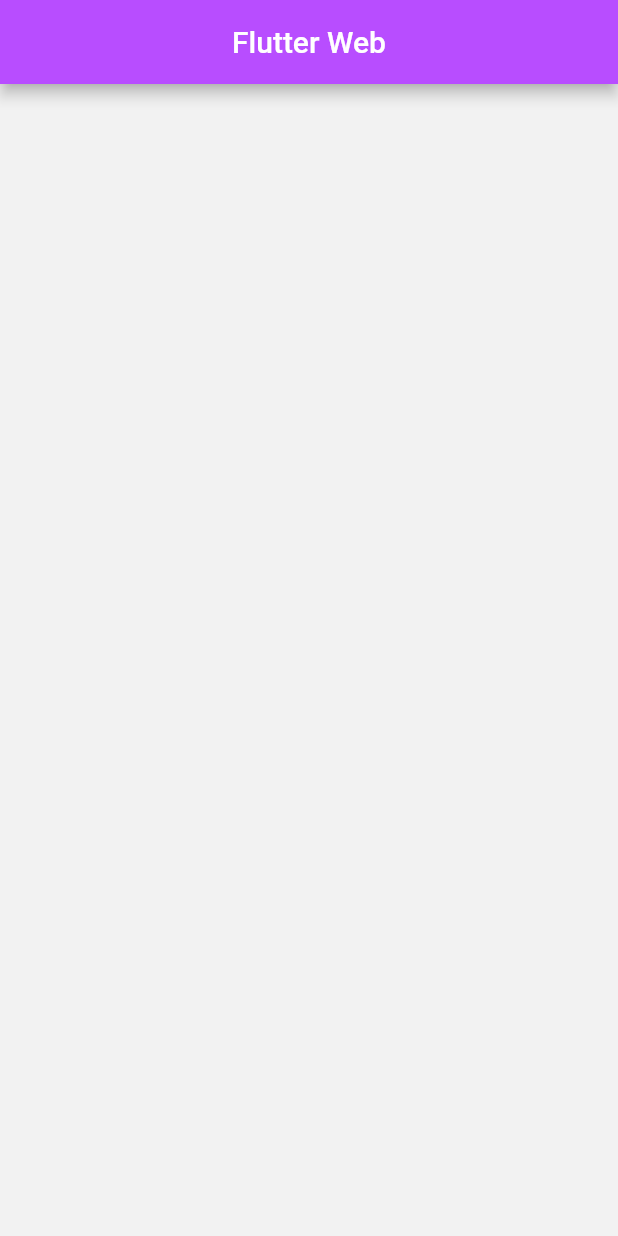
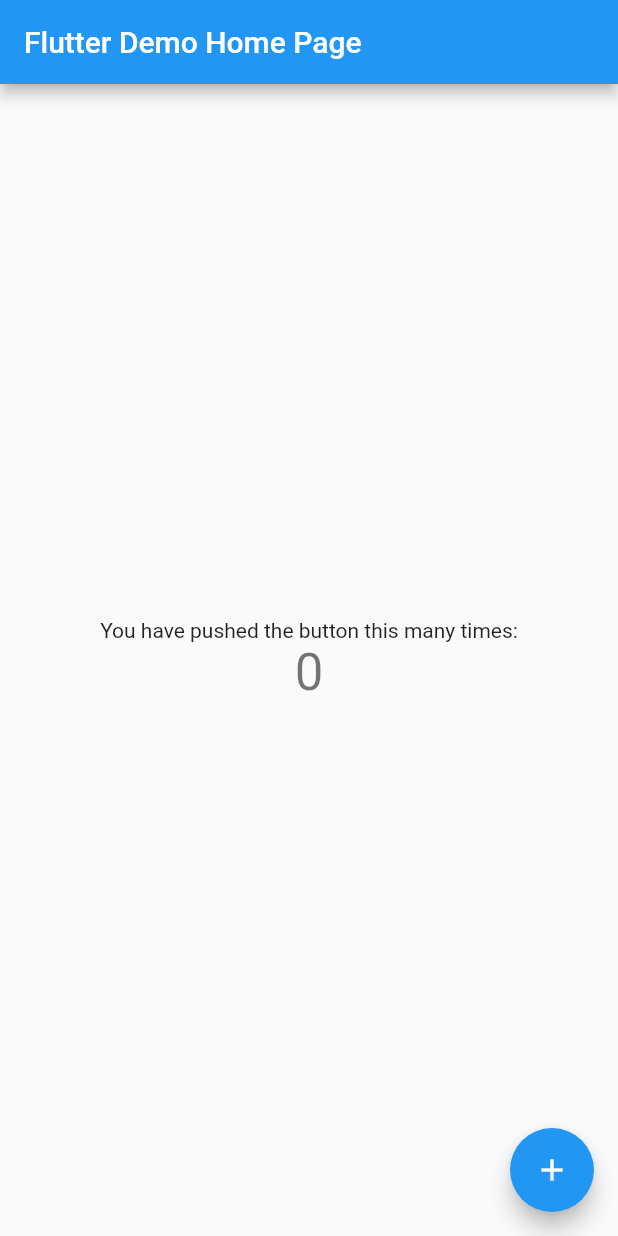
Before and after one commit to yengcomet/flutter_web, a Flutter app: the screen it shows after launch, on a phone screen of 412 x 824 dp. Run offline on Flutter 3.47's test engine with Material 2 defaults, Android fonts, the phone set to English and light mode, and no system bars.

Commit message:
Chanage new future

```diff
--- a/lib/main.dart
+++ b/lib/main.dart
@@ -1,7 +1,111 @@
 import 'package:flutter/material.dart';
-import 'package:flutter_web/ui/home/home_page.dart';
 
-void main() => runApp(MaterialApp(
-      home: HomePage(),
-      debugShowCheckedModeBanner: false,
-    ));
+void main() => runApp(MyApp());
+
+class MyApp extends StatelessWidget {
+  // This widget is the root of your application.
+  @override
+  Widget build(BuildContext context) {
+    return MaterialApp(
+      title: 'Flutter Demo',
+      theme: ThemeData(
+        // This is the theme of your application.
+        //
+        // Try running your application with "flutter run". You'll see the
+        // application has a blue toolbar. Then, without quitting the app, try
+        // changing the primarySwatch below to Colors.green and then invoke
+        // "hot reload" (press "r" in the console where you ran "flutter run",
+        // or simply save your changes to "hot reload" in a Flutter IDE).
+        // Notice that the counter didn't reset back to zero; the application
+        // is not restarted.
+        primarySwatch: Colors.blue,
+      ),
+      home: MyHomePage(title: 'Flutter Demo Home Page'),
+    );
+  }
+}
+
+class MyHomePage extends StatefulWidget {
+  MyHomePage({Key key, this.title}) : super(key: key);
+
+  // This widget is the home page of your application. It is stateful, meaning
+  // that it has a State object (defined below) that contains fields that affect
+  // how it looks.
+
+  // This class is the configuration for the state. It holds the values (in this
+  // case the title) provided by the parent (in this case the App widget) and
+  // used by the build method of the State. Fields in a Widget subclass are
+  // always marked "final".
+
+  final String title;
+
+  @override
+  _MyHomePageState createState() => _MyHomePageState();
+}
+
+class _MyHomePageState extends State<MyHomePage> {
+  int _counter = 0;
+
+  void _incrementCounter() {
+    setState(() {
+      // This call to setState tells the Flutter framework that something has
+      // changed in this State, which causes it to rerun the build method below
+      // so that the display can reflect the updated values. If we changed
+      // _counter without calling setState(), then the build method would not be
+      // called again, and so nothing would appear to happen.
+      _counter++;
+    });
+  }
+
+  @override
+  Widget build(BuildContext context) {
+    // This method is rerun every time setState is called, for instance as done
+    // by the _incrementCounter method above.
+    //
+    // The Flutter framework has been optimized to make rerunning build methods
+    // fast, so that you can just rebuild anything that needs updating rather
+    // than having to individually change instances of widgets.
+    return Scaffold(
+      appBar: AppBar(
+        // Here we take the value from the MyHomePage object that was created by
+        // the App.build method, and use it to set our appbar title.
+        title: Text(widget.title),
+      ),
+      body: Center(
+        // Center is a layout widget. It takes a single child and positions it
+        // in the middle of the parent.
+        child: Column(
+          // Column is also a layout widget. It takes a list of children and
+          // arranges them vertically. By default, it sizes itself to fit its
+          // children horizontally, and tries to be as tall as its parent.
+          //
+          // Invoke "debug painting" (press "p" in the console, choose the
+          // "Toggle Debug Paint" action from the Flutter Inspector in Android
+          // Studio, or the "Toggle Debug Paint" command in Visual Studio Code)
+          // to see the wireframe for each widget.
+          //
+          // Column has various properties to control how it sizes itself and
+          // how it positions its children. Here we use mainAxisAlignment to
+          // center the children vertically; the main axis here is the vertical
+          // axis because Columns are vertical (the cross axis would be
+          // horizontal).
+          mainAxisAlignment: MainAxisAlignment.center,
+          children: <Widget>[
+            Text(
+              'You have pushed the button this many times:',
+            ),
+            Text(
+              '$_counter',
+              style: Theme.of(context).textTheme.display1,
+            ),
+          ],
+        ),
+      ),
+      floatingActionButton: FloatingActionButton(
+        onPressed: _incrementCounter,
+        tooltip: 'Increment',
+        child: Icon(Icons.add),
+      ), // This trailing comma makes auto-formatting nicer for build methods.
+    );
+  }
+}
--- a/pubspec.yaml
+++ b/pubspec.yaml
@@ -19,6 +19,7 @@ environment:
 dependencies:
   flutter:
     sdk: flutter
+
   # The following adds the Cupertino Icons font to your application.
   # Use with the CupertinoIcons class for iOS style icons.
   cupertino_icons: ^0.1.2
```
Also changed, not shown: 10 other files.
